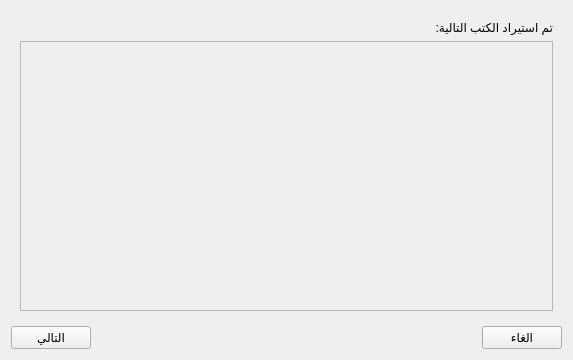
Qt form src/importdialog.ui (boussouira/moltaqa) before a commit.
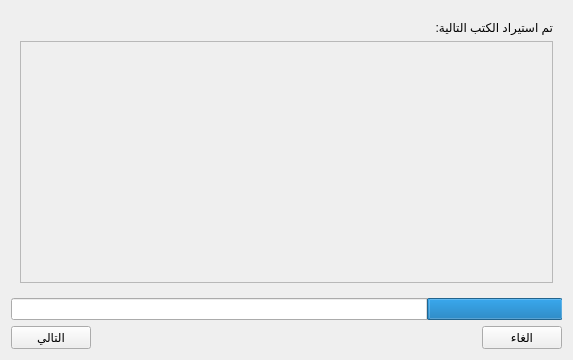
The same form after that commit. The open tabs and pages were chosen to show the change. Icons and pictures are not drawn.

Patch:
```diff
--- a/src/importdialog.ui
+++ b/src/importdialog.ui
@@ -132,8 +132,8 @@
            <rect>
             <x>0</x>
             <y>0</y>
-            <width>98</width>
-            <height>28</height>
+            <width>535</width>
+            <height>233</height>
            </rect>
           </property>
          </widget>
@@ -143,6 +143,13 @@
      </widget>
     </widget>
    </item>
+   <item>
+    <widget class="QProgressBar" name="progressBar">
+     <property name="value">
+      <number>24</number>
+     </property>
+    </widget>
+   </item>
    <item>
     <layout class="QHBoxLayout" name="horizontalLayout_2">
      <item>
```
Left out of the diff: 3 changed lines with no effect on the pictures.
